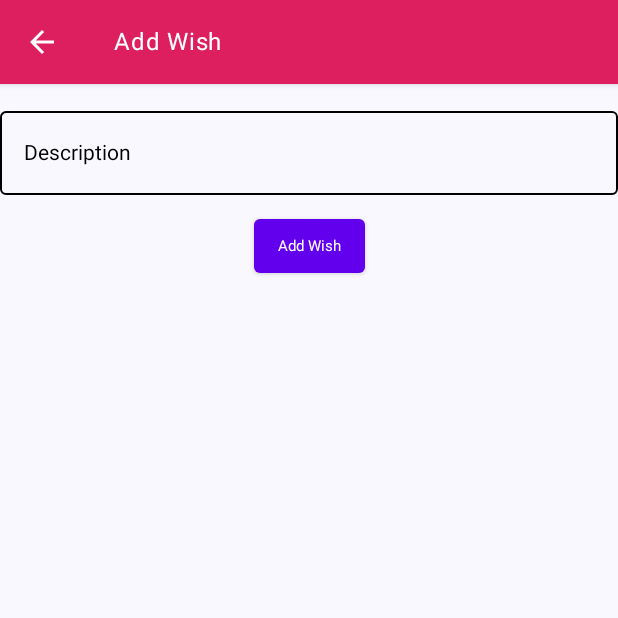
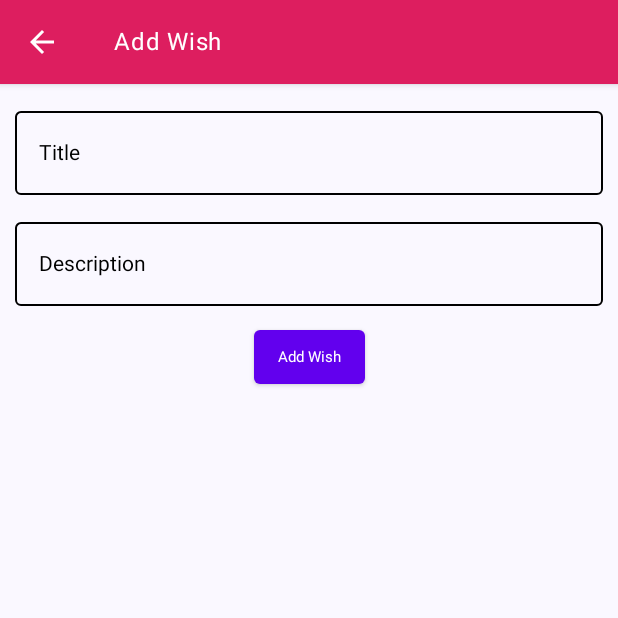
Before and after one commit to martinbebey/wisht_list_app, an Android app built with Jetpack Compose: the AddEditDetailView screen opened through its navigation route, on a phone screen of 412 x 824 dp, the top half of it. Run offline under Robolectric (Android 15) with nearby library versions, the phone set to English and light mode, and no system bars.

```diff
--- a/app/src/main/java/com/developer/wishlistapp/AddEditDetailView.kt
+++ b/app/src/main/java/com/developer/wishlistapp/AddEditDetailView.kt
@@ -54,6 +54,16 @@ fun AddEditDetailView(
             Spacer(modifier = Modifier.height(10.dp))
 
             WishTextField(
+                label = "Title",
+                value = viewModel.wishTitle,
+                onValueChanged = {str ->
+                    viewModel.onWishTitleChanged(str)
+                }
+            )
+
+            Spacer(modifier = Modifier.height(10.dp))
+
+            WishTextField(
                 label = "Description",
                 value = viewModel.wishDescriptionState,
                 onValueChanged = {str ->
@@ -93,14 +103,14 @@ fun WishTextField(
         value = value,
         onValueChange = onValueChanged,
         label = {Text(text = label, color = Color.Black)},
-        modifier = Modifier.fillMaxWidth(),
+        modifier = Modifier.fillMaxWidth().padding(start = 10.dp, end = 10.dp),
         keyboardOptions = KeyboardOptions(keyboardType = KeyboardType.Text),
         colors = TextFieldDefaults.outlinedTextFieldColors(
             focusedBorderColor = colorResource(id = R.color.purple_700),
             unfocusedBorderColor = colorResource(id = R.color.black),
             cursorColor = colorResource(id = R.color.teal_700),
-            focusedLabelColor = colorResource(id = R.color.purple_200),
-            unfocusedLabelColor = colorResource(id = R.color.black),
+            focusedLabelColor = Color.Green,
+            unfocusedLabelColor = Color.Green,
             focusedTextColor = Color.Blue,
             unfocusedTextColor = colorResource(id = R.color.black)
         )
--- a/app/src/main/java/com/developer/wishlistapp/AppBar.kt
+++ b/app/src/main/java/com/developer/wishlistapp/AppBar.kt
@@ -22,8 +22,7 @@ fun AppBarView(
 ){
 
     val navigationIcon: (@Composable () -> Unit)? = {
-        if(!title.contains("Wishlist")) {
-
+        if(!title.contains("WishList")) {
             IconButton(onClick = { onBackNavClicked() }) {
                 Icon(
                     imageVector = Icons.AutoMirrored.Filled.ArrowBack,
@@ -31,6 +30,9 @@ fun AppBarView(
                     contentDescription = null
                 )
             }
+        }
+        else{
+            null
         }
     }
 
--- a/app/src/main/java/com/developer/wishlistapp/HomeView.kt
+++ b/app/src/main/java/com/developer/wishlistapp/HomeView.kt
@@ -38,8 +38,8 @@ fun HomeView(
         floatingActionButton = {
             FloatingActionButton(
                 modifier = Modifier.padding(all = 20.dp),
-                contentColor = Color.White,
-                backgroundColor = Color.Black,
+                contentColor = Color.Black,
+                backgroundColor = Color.Magenta,
                 onClick = {
                     Toast.makeText(context, "FAB button clicked", Toast.LENGTH_LONG).show()
                     navController.navigate(Screen.AddScreen.route)
```
